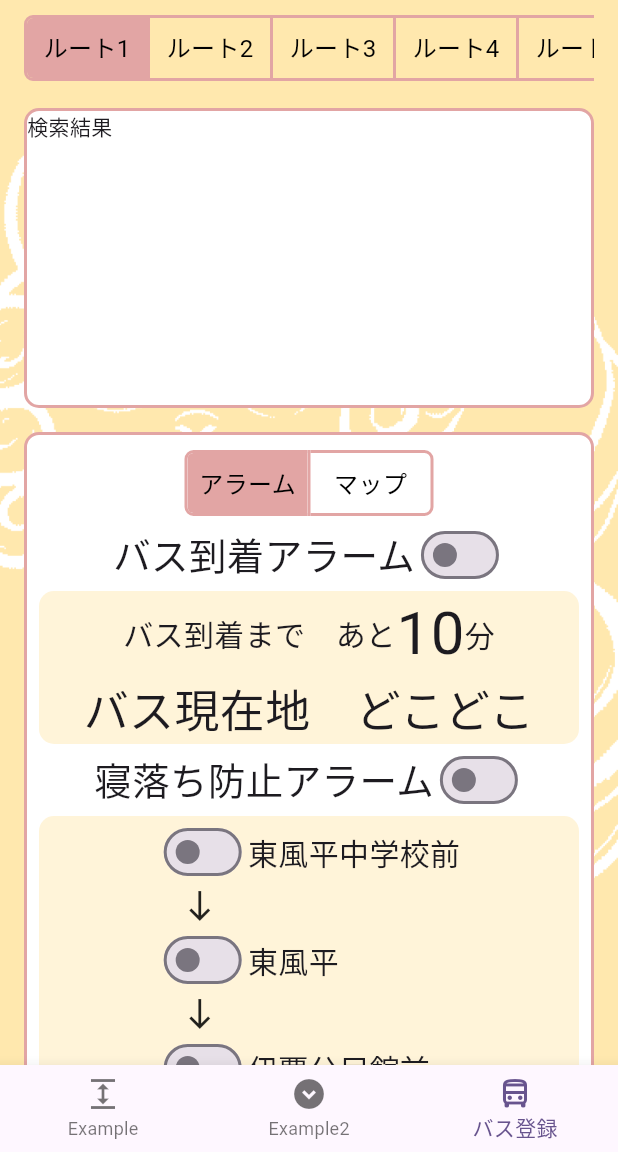
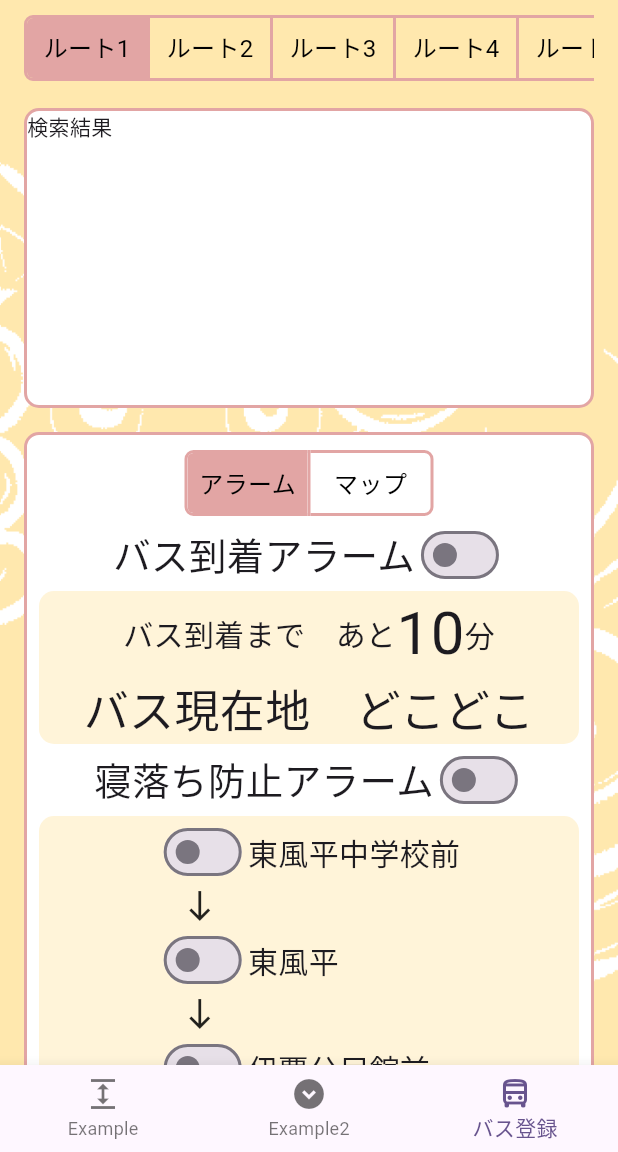
Before and after one commit to Yoshidagumi-group5/bus_app, a Flutter app: the screen it shows after launch, item 3 of the bottom bar chosen, on a phone screen of 412 x 824 dp, the part 84-1236 px from its top. Run offline on Flutter 3.47's test engine with Material 3 defaults, Android fonts, the light colour scheme and no system bars; our stand-ins replace flutter_local_notifications, flutter_riverpod, hooks_riverpod; missing offline and left inert: flutter_ringtone_player.

Commit message:
スクロールしてもシーサーが動かないようにした。

```diff
--- a/lib/pages/bus_registration.dart
+++ b/lib/pages/bus_registration.dart
@@ -90,15 +90,13 @@
         ),
         backgroundColor: const Color(0xFFBD2B2B),
       ),
-      body: SingleChildScrollView(
+      body: Stack(
+        children: [
+          Positioned.fill(
+            child: Image.asset('assets/images/shisa_touka_trimming.png', fit: BoxFit.cover),
+          ),
+          SingleChildScrollView(
             child: Container(
-          decoration: const BoxDecoration(
-            image: DecorationImage(
-              alignment: Alignment.topCenter,
-              image: AssetImage('assets/images/shisa_touka_trimming.png'),
-              fit: BoxFit.fitWidth,
-            ),
-          ),
               child: Column(
                 children: [
                   Padding(
@@ -136,6 +134,8 @@
                 ],
               ),
             ),
+          ),
+        ],
       ),
     );
   }
@@ -255,6 +255,7 @@
 
   @override
   Widget build(BuildContext context, WidgetRef ref) {
+    _requestIOSPermission();
     final alarm = OriginalAlarm();
 
     final arrivalAlarm = ref.watch(busArrivalAlarmProvider);
```
Lines whose indentation alone changed are shown as unchanged.
